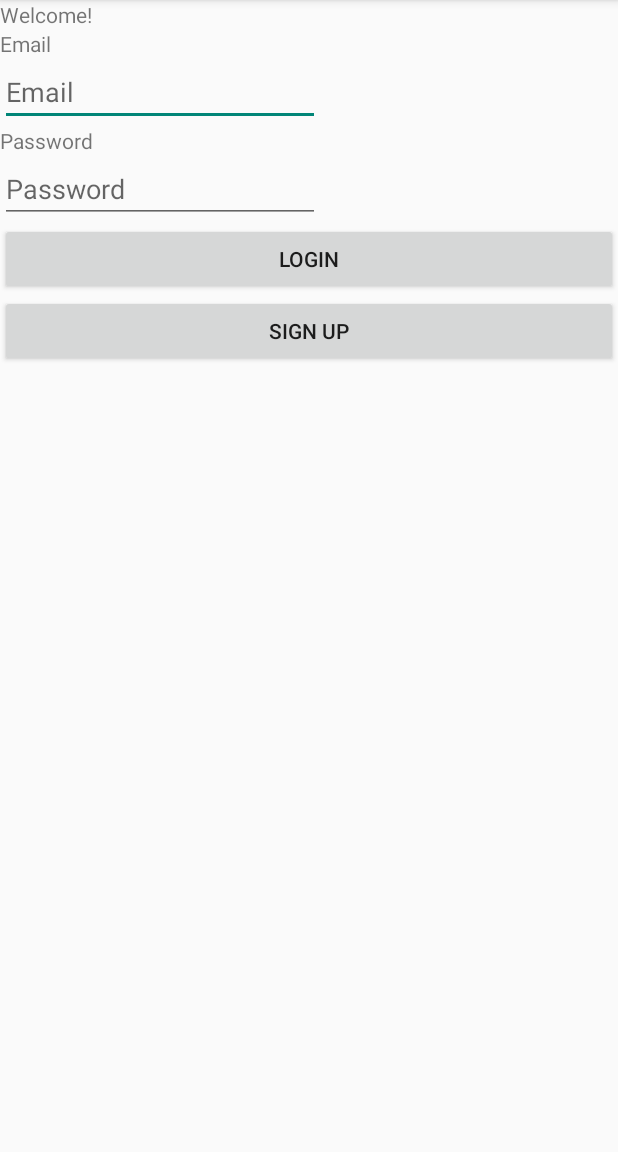
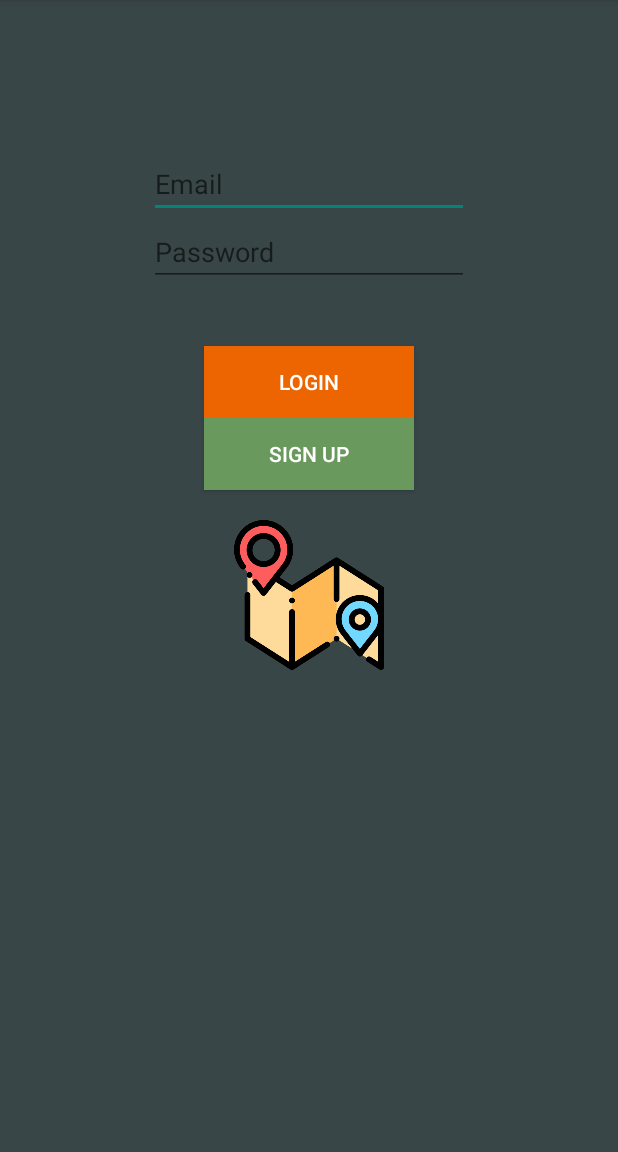
Before and after one commit to Jaleed96/ILoveNWest, an Android app: the screen it shows after launch (login), on a phone screen of 412 x 824 dp, the part 84-1236 px from its top. Run offline under Robolectric (Android 15) with nearby library versions, the phone set to English and light mode, and no system bars; our stand-ins replace Firebase (no records; nobody signed in at launch, a user with empty details on screens opened directly).

Commit message:
updated UI for login page

```diff
--- a/app/src/main/res/layout/activity_login.xml
+++ b/app/src/main/res/layout/activity_login.xml
@@ -4,55 +4,69 @@
     xmlns:tools="http://schemas.android.com/tools"
     android:layout_width="match_parent"
     android:layout_height="match_parent"
+    android:background="@color/arsenic"
     android:orientation="vertical"
     tools:context=".login">
 
-    <TextView
-        android:id="@+id/loginTitle"
-        android:layout_width="wrap_content"
-        android:layout_height="wrap_content"
-        android:text="@string/loginTitle" />
 
-    <TextView
-        android:id="@+id/emailLabel"
-        android:layout_width="wrap_content"
-        android:layout_height="wrap_content"
-        android:text="@string/email" />
 
     <EditText
         android:id="@+id/emailInput"
         android:layout_width="wrap_content"
         android:layout_height="wrap_content"
+        android:layout_gravity="center"
+        android:layout_marginTop="100dp"
+        android:gravity="center_vertical"
+        android:textColor="#FFF"
         android:ems="10"
         android:hint="@string/email"
         android:inputType="textEmailAddress" />
-
-    <TextView
-        android:id="@+id/passswordLabel"
-        android:layout_width="wrap_content"
-        android:layout_height="wrap_content"
-        android:text="@string/password" />
 
     <EditText
         android:id="@+id/passwordInput"
         android:layout_width="wrap_content"
         android:layout_height="wrap_content"
+        android:layout_gravity="center"
+        android:textColor="#FFF"
         android:ems="10"
         android:hint="@string/password"
         android:inputType="textPassword" />
 
     <Button
         android:id="@+id/login"
-        android:layout_width="match_parent"
+        android:layout_width="140sp"
         android:layout_height="wrap_content"
+        android:layout_gravity="center"
+        android:layout_marginTop="40dp"
+        android:foreground="?attr/selectableItemBackgroundBorderless"
+        android:textColor="#FFF"
+        android:background="#EC6500"
         android:text="@string/login"
         android:onClick="onLogin" />
 
     <Button
         android:id="@+id/signUp"
-        android:layout_width="match_parent"
+        android:layout_width="140sp"
         android:layout_height="wrap_content"
+        android:layout_gravity="center"
+        android:textColor="#FFF"
+        android:background="@color/green"
+        android:foreground="?attr/selectableItemBackgroundBorderless"
         android:text="@string/signup"
         android:onClick="onSignUp" />
 
+    <LinearLayout
+        android:layout_width="match_parent"
+        android:layout_height="wrap_content"
+        android:orientation="horizontal">
+
+        <ImageView
+            android:id="@+id/imageView4"
+            android:layout_width="100dp"
+            android:layout_height="100dp"
+            android:layout_marginTop="20dp"
+            android:layout_weight="1"
+            app:srcCompat="@drawable/map" />
+    </LinearLayout>
+
 </LinearLayout>
```
Also changed, not shown: app/src/main/java/comp3717/bcit/ca/ilovenwest/ViewEventDetails.java (+23 -1 lines), app/src/main/res/layout/activity_view_event_details.xml (+7 -0 lines), app/src/main/res/drawable/biology.png (deleted), app/src/main/res/drawable/map.png (added).
